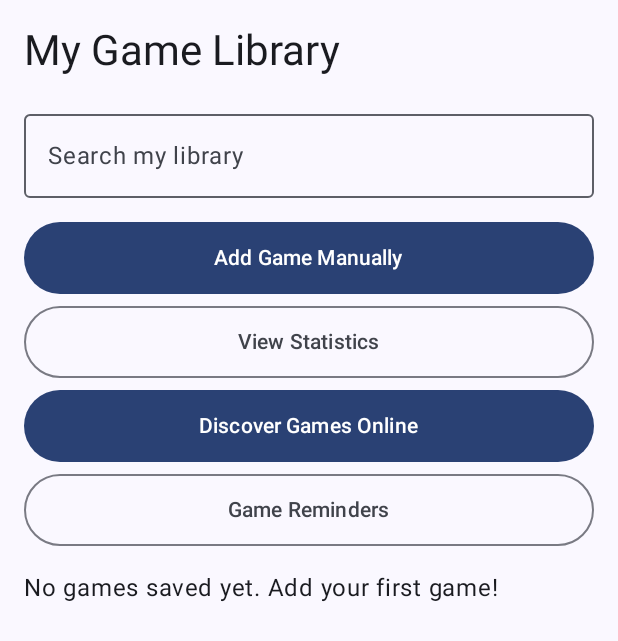
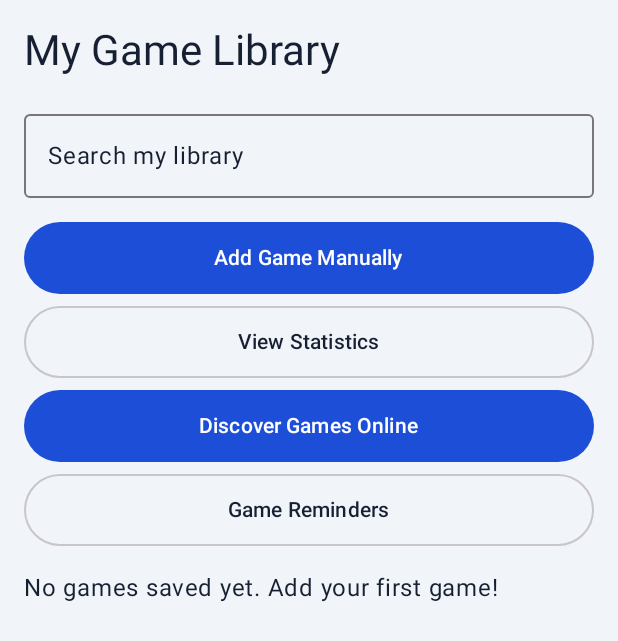
Before and after one commit to karnitM/GameTrack, an Android app built with Jetpack Compose: the screen it shows after launch (MainActivity), on a phone screen of 412 x 824 dp. Shown: the top 641 px of the screen. Run offline under Robolectric (Android 15) with nearby library versions, the phone set to English and light mode, and no system bars; our stand-ins replace Room's generated code; 1 statement that could not run was skipped.

Commit message:
Implement custom light and dark colour themes

```diff
--- a/app/src/main/java/com/example/gametrack/ui/theme/Color.kt
+++ b/app/src/main/java/com/example/gametrack/ui/theme/Color.kt
@@ -2,10 +2,16 @@ package com.example.gametrack.ui.theme
 
 import androidx.compose.ui.graphics.Color
 
-val Purple80 = Color(0xFFD0BCFF)
-val PurpleGrey80 = Color(0xFFCCC2DC)
-val Pink80 = Color(0xFFEFB8C8)
+// Light theme
+val LightPrimary = Color(0xFF1D4ED8)
+val LightSecondary = Color(0xFF475569)
+val LightBackground = Color(0xFFF1F5F9)
+val LightSurface = Color(0xFFFFFFFF)
+val LightText = Color(0xFF172033)
 
-val Purple40 = Color(0xFF6650a4)
-val PurpleGrey40 = Color(0xFF625b71)
-val Pink40 = Color(0xFF7D5260)
+// Dark theme
+val DarkPrimary = Color(0xFF60A5FA)
+val DarkSecondary = Color(0xFF94A3B8)
+val DarkBackground = Color(0xFF111827)
+val DarkSurface = Color(0xFF1F2937)
+val DarkText = Color(0xFFF1F5F9)
--- a/app/src/main/java/com/example/gametrack/ui/theme/Theme.kt
+++ b/app/src/main/java/com/example/gametrack/ui/theme/Theme.kt
@@ -1,53 +1,51 @@
 package com.example.gametrack.ui.theme
 
-import android.app.Activity
-import android.os.Build
 import androidx.compose.foundation.isSystemInDarkTheme
 import androidx.compose.material3.MaterialTheme
 import androidx.compose.material3.darkColorScheme
-import androidx.compose.material3.dynamicDarkColorScheme
-import androidx.compose.material3.dynamicLightColorScheme
 import androidx.compose.material3.lightColorScheme
 import androidx.compose.runtime.Composable
-import androidx.compose.ui.platform.LocalContext
+import androidx.compose.ui.graphics.Color
 
 private val DarkColorScheme = darkColorScheme(
-    primary = Purple80,
-    secondary = PurpleGrey80,
-    tertiary = Pink80
+    primary = DarkPrimary,
+    secondary = DarkSecondary,
+    tertiary = DarkPrimary,
+    background = DarkBackground,
+    surface = DarkSurface,
+    surfaceVariant = DarkSurface,
+    onPrimary = DarkBackground,
+    onSecondary = DarkBackground,
+    onTertiary = DarkBackground,
+    onBackground = DarkText,
+    onSurface = DarkText,
+    onSurfaceVariant = DarkText
 )
 
 private val LightColorScheme = lightColorScheme(
-    primary = Purple40,
-    secondary = PurpleGrey40,
-    tertiary = Pink40
-
-    /* Other default colors to override
-    background = Color(0xFFFFFBFE),
-    surface = Color(0xFFFFFBFE),
+    primary = LightPrimary,
+    secondary = LightSecondary,
+    tertiary = LightPrimary,
+    background = LightBackground,
+    surface = LightSurface,
+    surfaceVariant = LightSurface,
     onPrimary = Color.White,
     onSecondary = Color.White,
     onTertiary = Color.White,
-    onBackground = Color(0xFF1C1B1F),
-    onSurface = Color(0xFF1C1B1F),
-    */
+    onBackground = LightText,
+    onSurface = LightText,
+    onSurfaceVariant = LightText
 )
 
 @Composable
 fun GameTrackTheme(
     darkTheme: Boolean = isSystemInDarkTheme(),
-    // Dynamic color is available on Android 12+
-    dynamicColor: Boolean = true,
     content: @Composable () -> Unit
 ) {
-    val colorScheme = when {
-        dynamicColor && Build.VERSION.SDK_INT >= Build.VERSION_CODES.S -> {
-            val context = LocalContext.current
-            if (darkTheme) dynamicDarkColorScheme(context) else dynamicLightColorScheme(context)
-        }
-
-        darkTheme -> DarkColorScheme
-        else -> LightColorScheme
+    val colorScheme = if (darkTheme) {
+        DarkColorScheme
+    } else {
+        LightColorScheme
     }
 
     MaterialTheme(
```
